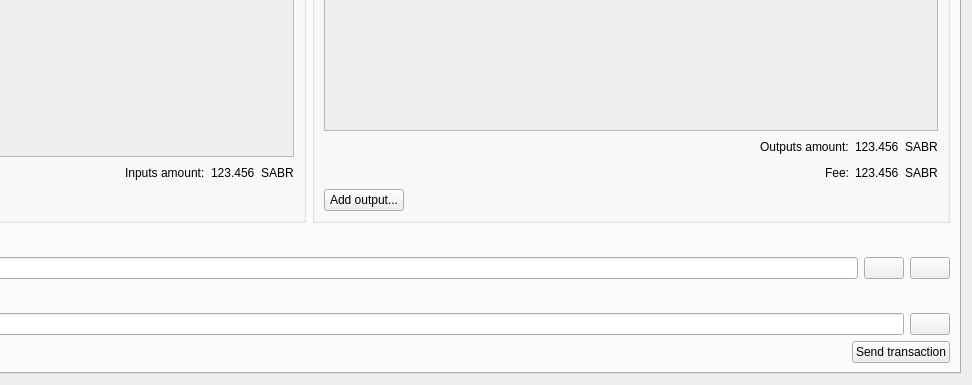
Before: the Qt Designer form src/qt/forms/multisigdialog.ui in SFTZ/SABR, drawn with Qt 5; both pictures show x 355 to 1327 and y 210 to 595 of the 1327 by 595 pixel window.
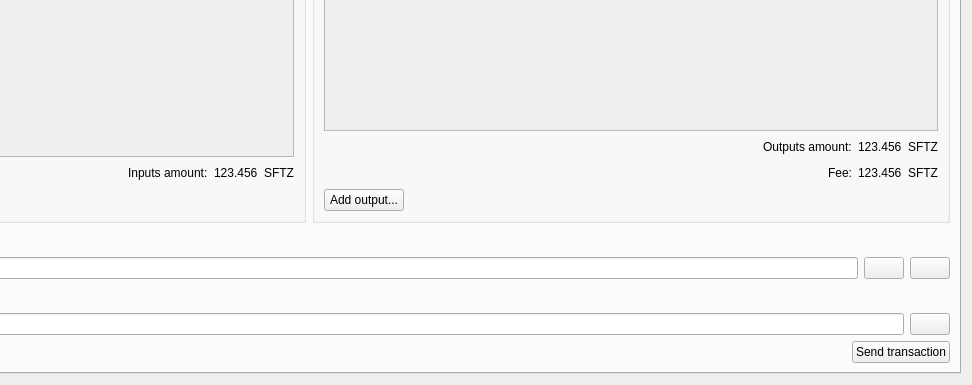
After: the same form once the commit is applied. The open tabs and pages were chosen to show the change. Icons and pictures are not drawn.

What changed in the file:
```diff
--- a/src/qt/forms/multisigdialog.ui
+++ b/src/qt/forms/multisigdialog.ui
@@ -399,7 +399,7 @@
                 <item>
                  <widget class="QLabel" name="label">
                   <property name="text">
-                   <string notr="true">SABR</string>
+                   <string notr="true">SFTZ</string>
                   </property>
                  </widget>
                 </item>
@@ -518,7 +518,7 @@
                 <item>
                  <widget class="QLabel" name="label_2">
                   <property name="text">
-                   <string notr="true">SABR</string>
+                   <string notr="true">SFTZ</string>
                   </property>
                  </widget>
                 </item>
@@ -556,7 +556,7 @@
                 <item>
                  <widget class="QLabel" name="label_3">
                   <property name="text">
-                   <string notr="true">SABR</string>
+                   <string notr="true">SFTZ</string>
                   </property>
                  </widget>
                 </item>
```
